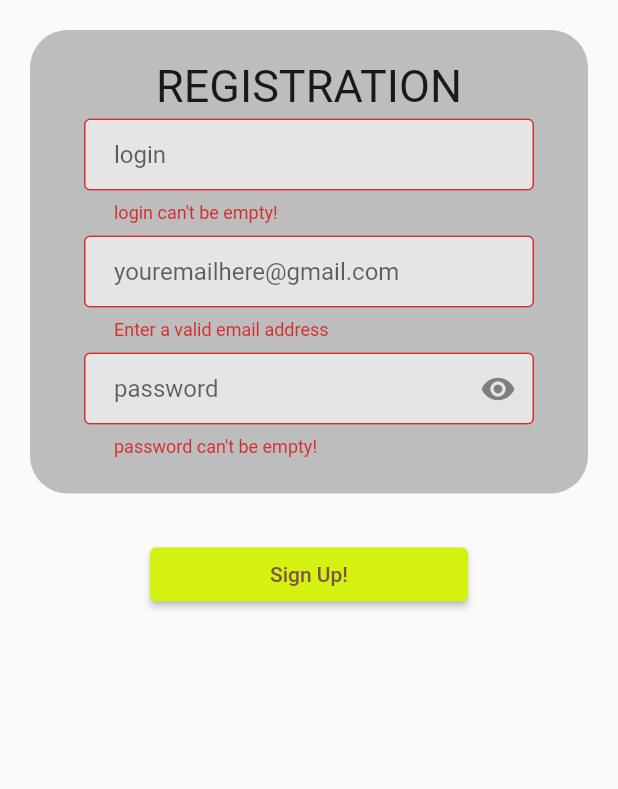
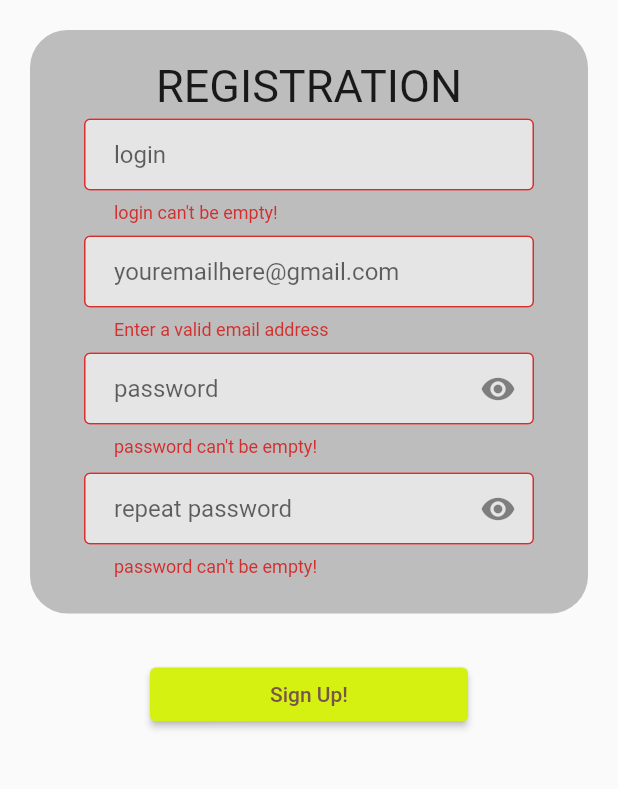
Before and after one commit to SkrejetCepey/my_life, a Flutter app: the SignUpPage screen opened by its route, after a tap on "Sign Up!", on a phone screen of 412 x 824 dp, the part 300-1089 px from its top. Run offline on Flutter 3.47's test engine with Material 2 defaults, Android fonts, the light colour scheme and no system bars; our stand-ins replace bloc, dio, flutter_animation_progress_bar, flutter_bloc, flutter_slidable, font_awesome_flutter and 4 more; missing offline and left inert: decorated_icon, flutter_iconpicker; accounts and stored records are empty; generated files the repository leaves out were written again.

Commit message:
Minor update: - refused to bind to deprecated java api encrypt storage (from pub get dependencies) - wrote double_password_form_field.dart / Now you need to repeat the password when registering! - wrote a LogoutDialog widget for the ability to (temporarily!) remove a user from the database so as not to clog the device memory (test feature). - FriendPageCubit a bit refactored, now the link to the user is not pulled every time from cubit in real time (optimization). - When opening the database (at the time of launching the application), compact (test feature) is explicitly called. - Added MLNetworkError. Now the essence of the error is displayed in the logs a little better. - In NotificationDialog, callback is now asynchronous! - SummaryLoginButton now checks the presence of a user in the local database, if it is there, then it goes into it, otherwise a new one is created. - UserCubit is no longer very useful :C - Added a new state for user selection - UserSelect
Temporarily Deprecated:
- User memory. Now the user will have to enter their data every time to log in to the account. (I think how to fix it)
- Tab bar on the home page. It will be finished after the release (probably).

```diff
--- a/lib/cubits/main_page/desires_list_cubit.dart
+++ b/lib/cubits/main_page/desires_list_cubit.dart
@@ -46,10 +46,10 @@ class DesiresListCubit extends Cubit<DesiresListState> {
     await _init();
   }
 
-  void updateUser(User user) {
+  Future<void> updateUser(User user) async {
     this.user = user;
     emit(DesiresListUpdateUser());
-    _init();
+    await _init();
   }
 
   Future<void> deleteCurrentUser() async {
--- a/lib/cubits/user/user_state.dart
+++ b/lib/cubits/user/user_state.dart
@@ -14,3 +14,5 @@ class UserDelete extends UserState {}
 class UserInitEmpty extends UserState {}
 
 class UserUpdate extends UserState {}
+
+class UserSelect extends UserState {}
--- /dev/null
+++ b/lib/custom_widgets/double_password_form_field.dart
@@ -0,0 +1,88 @@
+import 'package:flutter/material.dart';
+import 'package:flutter_bloc/flutter_bloc.dart';
+import 'package:my_life/cubits/connection/connection_page_cubit.dart';
+import 'package:my_life/cubits/password_auth_field/password_auth_field_cubit.dart';
+import 'package:my_life/models/user/user.dart';
+
+class DoublePasswordFormField extends StatelessWidget {
+
+  DoublePasswordFormField({Key key}) : super(key: key);
+
+  final TextEditingController password1 = TextEditingController();
+  final TextEditingController password2 = TextEditingController();
+
+  @override
+  Widget build(BuildContext context) {
+    User user = BlocProvider.of<ConnectionPageCubit>(context).user;
+    return Column(
+      children: [
+        BlocProvider<PasswordAuthFieldCubit>(
+          create: (_) => PasswordAuthFieldCubit(),
+          child: BlocBuilder<PasswordAuthFieldCubit, bool>(
+            builder: (BuildContext context, bool state) {
+              return Padding(
+                padding: EdgeInsets.only(bottom: 10.0),
+                child: TextFormField(
+                  obscureText: state,
+                  controller: password1,
+                  onSaved: (String s) => user.password = s,
+                  decoration: InputDecoration(
+                    suffixIcon: IconButton(
+                      icon: state ? Icon(Icons.visibility) : Icon(Icons.visibility_off),
+                      onPressed: () {
+                        BlocProvider.of<PasswordAuthFieldCubit>(context).switchAbilityCheckPasswordState();
+                      },
+                    ),
+                    fillColor: Colors.white60,
+                    hintText: 'password',
+                    border: OutlineInputBorder(
+                        borderSide: BorderSide(color: Colors.blue)
+                    ),
+                    filled: true,
+                    contentPadding: EdgeInsets.symmetric(horizontal: 20.0, vertical: 3.0),
+                  ),
+                  validator: (String s) => s.isEmpty ? "password can't be empty!" : null,
+                ),
+              );
+            },
+          ),
+        ),
+        BlocProvider<PasswordAuthFieldCubit>(
+          create: (_) => PasswordAuthFieldCubit(),
+          child: BlocBuilder<PasswordAuthFieldCubit, bool>(
+            builder: (BuildContext context, bool state) {
+              return TextFormField(
+                obscureText: state,
+                controller: password2,
+                decoration: InputDecoration(
+                  suffixIcon: IconButton(
+                    icon: state ? Icon(Icons.visibility) : Icon(Icons.visibility_off),
+                    onPressed: () {
+                      BlocProvider.of<PasswordAuthFieldCubit>(context).switchAbilityCheckPasswordState();
+                    },
+                  ),
+                  fillColor: Colors.white60,
+                  hintText: 'repeat password',
+                  border: OutlineInputBorder(
+                      borderSide: BorderSide(color: Colors.blue)
+                  ),
+                  filled: true,
+                  contentPadding: EdgeInsets.symmetric(horizontal: 20.0, vertical: 3.0),
+                ),
+                validator: (String s) {
+                  if (s.isEmpty) {
+                    return "password can't be empty!";
+                  } else if (password1.text != password2.text) {
+                    return "passwords isn't match!";
+                  } else {
+                    return null;
+                  }
+                },
+              );
+            },
+          ),
+        ),
+      ],
+    );
+  }
+}
--- a/lib/db/hive_db_implementation_mixin.dart
+++ b/lib/db/hive_db_implementation_mixin.dart
@@ -13,11 +13,13 @@ mixin HiveDBImplementationMixin<T extends HiveObject> implements Repository<T> {
     if (_db == null) {
       _db = await _init();
     }
-    return _db;
+    return Future.value(_db);
 
   }
 
-  Future<Box<T>> _init() async => await Hive.openBox(_databaseName);
+  Future<Box<T>> _init() async {
+    return await Hive.openBox<T>(_databaseName)..compact();
+  }
 
   @override
   Future<void> create(T entry) async {
--- a/lib/db/user_hive_repository.dart
+++ b/lib/db/user_hive_repository.dart
@@ -8,7 +8,7 @@ class UserHiveRepository with HiveDBImplementationMixin<User> {
   }
   static final UserHiveRepository db = UserHiveRepository._();
 
-  Future<void> createIfNotExist(User entry) async {
-    return ((await database).values.where((User user) => user.login == entry.login).isEmpty) ? await create(entry) : null;
-  }
+  // Future<void> createIfNotExist(User entry) async {
+  //   return ((await database).values.where((User user) => user.login == entry.login).isEmpty) ? await create(entry) : null;
+  // }
 }
--- a/lib/handlers/notification_dialog.dart
+++ b/lib/handlers/notification_dialog.dart
@@ -12,8 +12,8 @@ class NotificationDialog {
 
     Widget okButton = TextButton(
       child: Text("OK!"),
-      onPressed: () {
-        callback(context);
+      onPressed: () async {
+        await callback(context);
       },
     );
 
--- a/lib/pages/signup_page.dart
+++ b/lib/pages/signup_page.dart
@@ -1,8 +1,8 @@
 import 'package:flutter/material.dart';
 import 'package:flutter_bloc/flutter_bloc.dart';
 import 'package:my_life/cubits/connection/connection_page_cubit.dart';
+import 'package:my_life/custom_widgets/double_password_form_field.dart';
 import 'package:my_life/custom_widgets/email_form_field.dart';
-import 'package:my_life/custom_widgets/password_form_field.dart';
 import 'package:my_life/custom_widgets/summary_signup_button.dart';
 import 'package:my_life/custom_widgets/login_form_field.dart';
 
@@ -43,8 +43,11 @@ class SignUpPage extends StatelessWidget {
                       title: EmailFormField(),
                     ),
                     ListTile(
-                        title: PasswordFormField()
+                      title: DoublePasswordFormField(),
                     ),
+                    // ListTile(
+                    //     title: PasswordFormField()
+                    // ),
                   ],
                 ),
               ),
--- a/pubspec.yaml
+++ b/pubspec.yaml
@@ -32,7 +32,7 @@ dependencies:
   flutter_iconpicker: ^3.0.0
   decorated_icon: ^1.1.0
   http: ^0.13.1
-  flutter_secure_storage: ^4.1.0
+  # flutter_secure_storage: ^4.1.0
   syncfusion_flutter_gauges: ^19.1.55
   expandable: ^5.0.1
   quiver: ^3.0.1
```
Also changed, not shown: lib/cubits/friends_page/friend_page_cubit.dart (+4 -4 lines), lib/cubits/user/user_cubit.dart (+23 -7 lines), lib/custom_widgets/summary_login_button.dart (+33 -3 lines), lib/errors/my_life_error.dart (+9 -1 lines), lib/handlers/logout_dialog.dart (added, +56 -0 lines), lib/main.dart (+12 -11 lines), lib/pages/auth_page.dart (+6 -7 lines), lib/pages/drawer_page.dart (+3 -4 lines), lib/pages/main_page.dart (+15 -13 lines), pubspec.lock.
